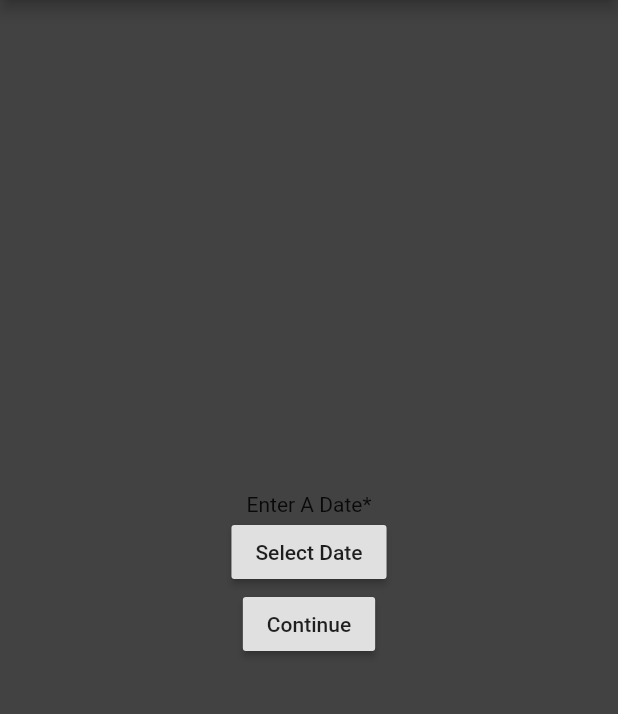
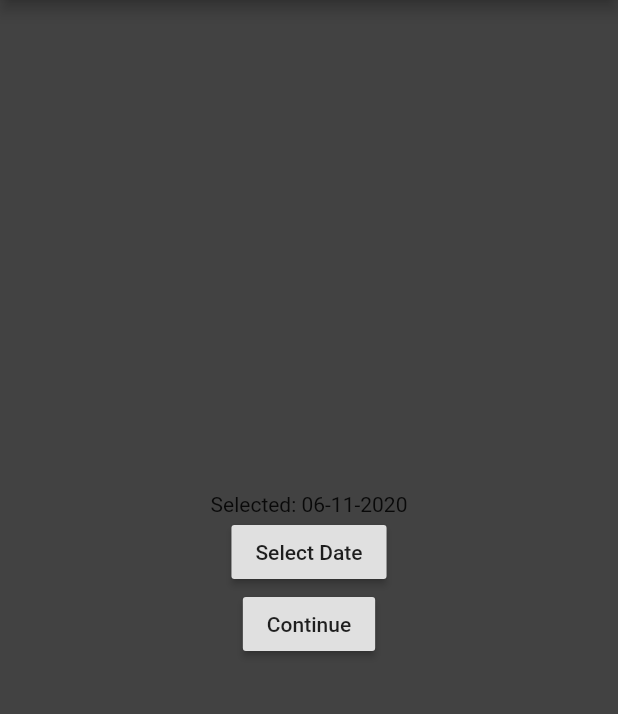
Before and after one commit to MSchmaud/party-app, a Flutter app: the NewPartyDateView screen opened directly with empty values, on a phone screen of 412 x 824 dp, the part 84-798 px from its top. Run offline on Flutter 3.47's test engine with Material 2 defaults, Android fonts, the phone set to English and light mode, and no system bars; our stand-ins replace cloud_firestore, firebase_auth; missing offline and left inert: date_range_picker; accounts and stored records are empty.

Commit message:
small fix for date view

```diff
--- a/lib/views/new_parties/date_view.dart
+++ b/lib/views/new_parties/date_view.dart
@@ -3,6 +3,7 @@ import 'package:partyApp/models/party.dart';
 import 'package:partyApp/views/new_parties/details_view.dart';
 import 'package:date_range_picker/date_range_picker.dart' as DateRangePicker;
 import 'dart:async';
+import 'package:intl/intl.dart';
 
 // View for selecting date of new party
 class NewPartyDateView extends StatefulWidget {
@@ -17,6 +18,7 @@ class _NewPartyDateViewState extends State<NewPartyDateView> {
 
   // Date variable for current date
   DateTime _date = DateTime.now();
+  final DateFormat _formatter = new DateFormat('MM-dd-yyyy');
 
   // Displays the dateRange picker widget
   Future displayDateRangePicker(BuildContext ctxt) async {
@@ -36,6 +38,8 @@ class _NewPartyDateViewState extends State<NewPartyDateView> {
   @override
   Widget build(BuildContext ctxt){
 
+    String _formatted = _formatter.format(_date); // Formats the date
+
     return Scaffold(
       appBar: AppBar(
         title: Text('Create Party - Date'),
@@ -48,7 +52,7 @@ class _NewPartyDateViewState extends State<NewPartyDateView> {
           child: Column(
             mainAxisAlignment: MainAxisAlignment.center,
             children: <Widget>[
-              Text("Enter A Date*"),
+              Text("Selected: $_formatted"),
               RaisedButton(
                 child: Text("Select Date"),
                 onPressed: () async {
```
